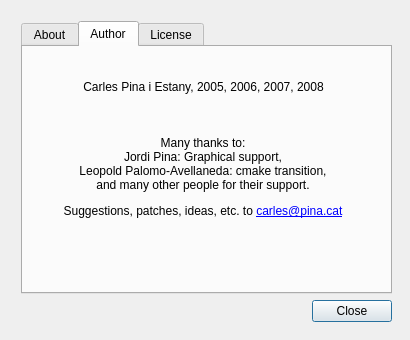
This is gui/about.ui in cpina/qdacco as Qt 5 draws it before an edit. The edited form follows.
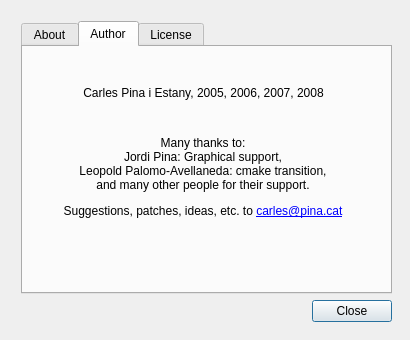
This is the edited form. The open tabs and pages were chosen to show the change. Icons and pictures are not drawn.

Commit message: about dialog: enables word wrapping in one label.

```diff
--- a/gui/about.ui
+++ b/gui/about.ui
@@ -169,25 +169,17 @@
         </property>
        </widget>
       </widget>
-      <widget class="QWidget" name="tab2" >
-       <property name="geometry" >
-        <rect>
-         <x>0</x>
-         <y>0</y>
-         <width>365</width>
-         <height>237</height>
-        </rect>
-       </property>
-       <attribute name="title" >
+      <widget class="QWidget" name="tab2">
+       <attribute name="title">
         <string>Author</string>
        </attribute>
-       <widget class="QLabel" name="name" >
-        <property name="geometry" >
+       <widget class="QLabel" name="name">
+        <property name="geometry">
          <rect>
           <x>20</x>
-          <y>30</y>
+          <y>20</y>
           <width>321</width>
-          <height>19</height>
+          <height>51</height>
          </rect>
         </property>
         <property name="text" >
@@ -196,6 +188,9 @@
         <property name="alignment" >
          <set>Qt::AlignCenter</set>
         </property>
+        <property name="wordWrap">
+         <bool>true</bool>
+        </property>
        </widget>
        <widget class="QLabel" name="textLabel2" >
         <property name="geometry" >
@@ -261,7 +256,7 @@
    </layout>
   </widget>
  </widget>
- <layoutdefault spacing="6" margin="11" />
+ <layoutdefault spacing="6" margin="11"/>
  <resources>
   <include location="icons.qrc" />
  </resources>
```
Left out of the diff: 173 changed lines with no effect on the pictures.
